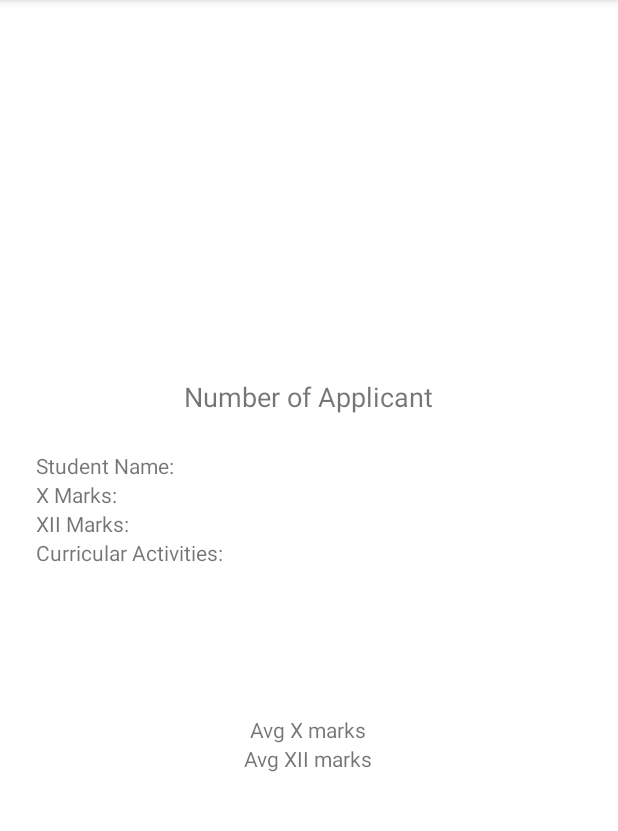
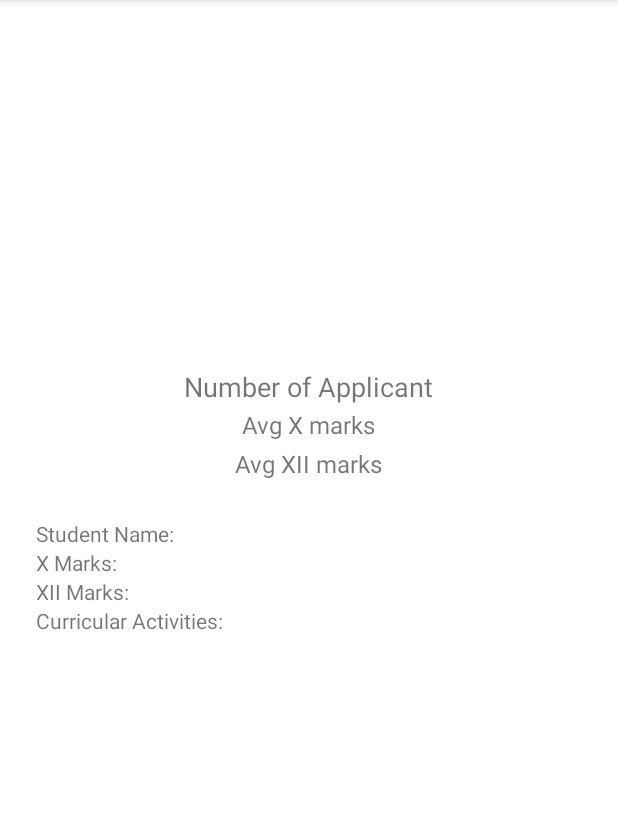
Before and after one commit to RohanDebnath/Pandas-Integration, an Android app: the screen it shows after launch (MainActivity), on a phone screen of 412 x 824 dp, the part 84-915 px from its top. Run offline under Robolectric (Android 15) with nearby library versions, the phone set to English and light mode, and no system bars; libraries missing offline, so code that uses them is left out: com.chaquo.python; 14 statements that could not run were skipped.

Commit message:
Xml Adjusted

```diff
--- a/app/src/main/res/layout/activity_main.xml
+++ b/app/src/main/res/layout/activity_main.xml
@@ -20,6 +20,22 @@
         app:layout_constraintEnd_toEndOf="parent"
         app:layout_constraintStart_toStartOf="parent"
         app:layout_constraintTop_toTopOf="parent" />
+    <TextView
+        android:id="@+id/textview_Xmarks"
+        android:layout_width="wrap_content"
+        android:layout_height="wrap_content"
+        android:text="Avg X marks"
+        android:textSize="16dp"
+        android:padding="2dp"
+        />
+    <TextView
+        android:id="@+id/textview_XIImarks"
+        android:layout_width="wrap_content"
+        android:layout_height="wrap_content"
+        android:text="Avg XII marks"
+        android:textSize="16dp"
+        android:padding="2dp"
+        />
     <androidx.core.widget.NestedScrollView
         android:layout_width="match_parent"
         android:layout_height="200dp">
@@ -30,17 +46,6 @@
             android:padding="16dp" />
     </androidx.core.widget.NestedScrollView>
 
-    <TextView
-        android:id="@+id/textview_Xmarks"
-        android:layout_width="wrap_content"
-        android:layout_height="wrap_content"
-        android:text="Avg X marks"
-        />
-    <TextView
-        android:id="@+id/textview_XIImarks"
-        android:layout_width="wrap_content"
-        android:layout_height="wrap_content"
-        android:text="Avg XII marks"
-        />
+
 
 </LinearLayout>
```
